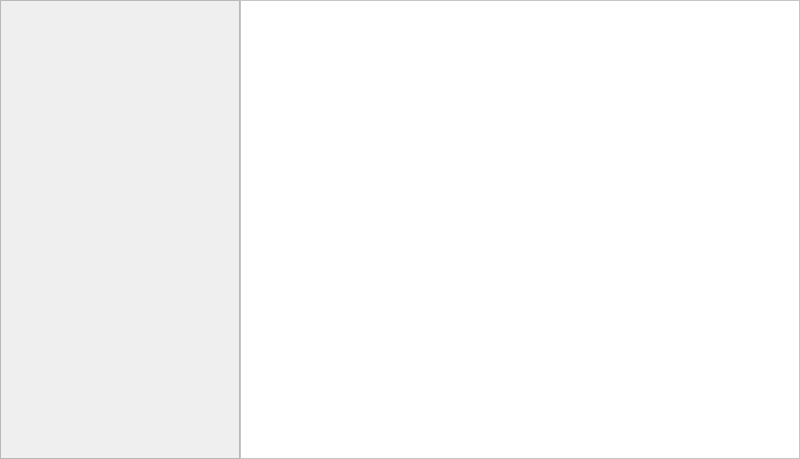
The window that src/openfreebuds_qt/designer/main_window.ui (melianmiko/OpenFreebuds) describes before a commit, drawn with Qt 5.
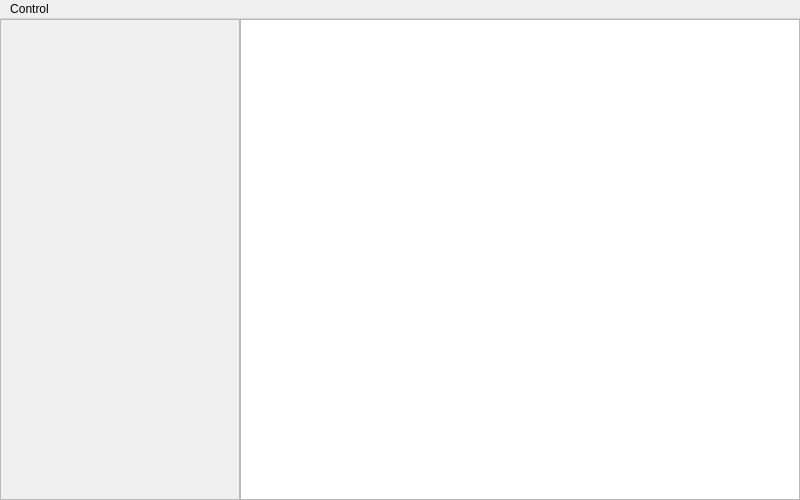
The same window after the commit.

```diff
--- a/src/openfreebuds_qt/designer/main_window.ui
+++ b/src/openfreebuds_qt/designer/main_window.ui
@@ -7,7 +7,7 @@
     <x>0</x>
     <y>0</y>
     <width>800</width>
-    <height>459</height>
+    <height>500</height>
    </rect>
   </property>
   <property name="sizePolicy">
@@ -16,9 +16,20 @@
     <verstretch>0</verstretch>
    </sizepolicy>
   </property>
+  <property name="minimumSize">
+   <size>
+    <width>700</width>
+    <height>400</height>
+   </size>
+  </property>
   <property name="windowTitle">
    <string>OpenFreebuds</string>
   </property>
+  <property name="styleSheet">
+   <string notr="true">#body_content {
+background-color: palette(base);
+}</string>
+  </property>
   <widget class="QWidget" name="centralwidget">
    <layout class="QHBoxLayout" name="horizontalLayout">
     <property name="spacing">
@@ -59,7 +70,7 @@
          <x>0</x>
          <y>0</y>
          <width>238</width>
-         <height>435</height>
+         <height>476</height>
         </rect>
        </property>
       </widget>
@@ -71,7 +82,7 @@
        <bool>false</bool>
       </property>
       <property name="styleSheet">
-       <string notr="true">background-color: palette(base);</string>
+       <string notr="true"/>
       </property>
       <property name="widgetResizable">
        <bool>true</bool>
@@ -82,7 +93,7 @@
          <x>0</x>
          <y>0</y>
          <width>558</width>
-         <height>435</height>
+         <height>476</height>
         </rect>
        </property>
        <property name="sizePolicy">
@@ -108,6 +119,13 @@
      <height>22</height>
     </rect>
    </property>
+   <widget class="QMenu" name="menuControl">
+    <property name="title">
+     <string>Control</string>
+    </property>
+    <addaction name="actionExit"/>
+   </widget>
+   <addaction name="menuControl"/>
   </widget>
  </widget>
  <resources/>
```
Left out of the diff: 27 changed lines with no effect on the pictures.
